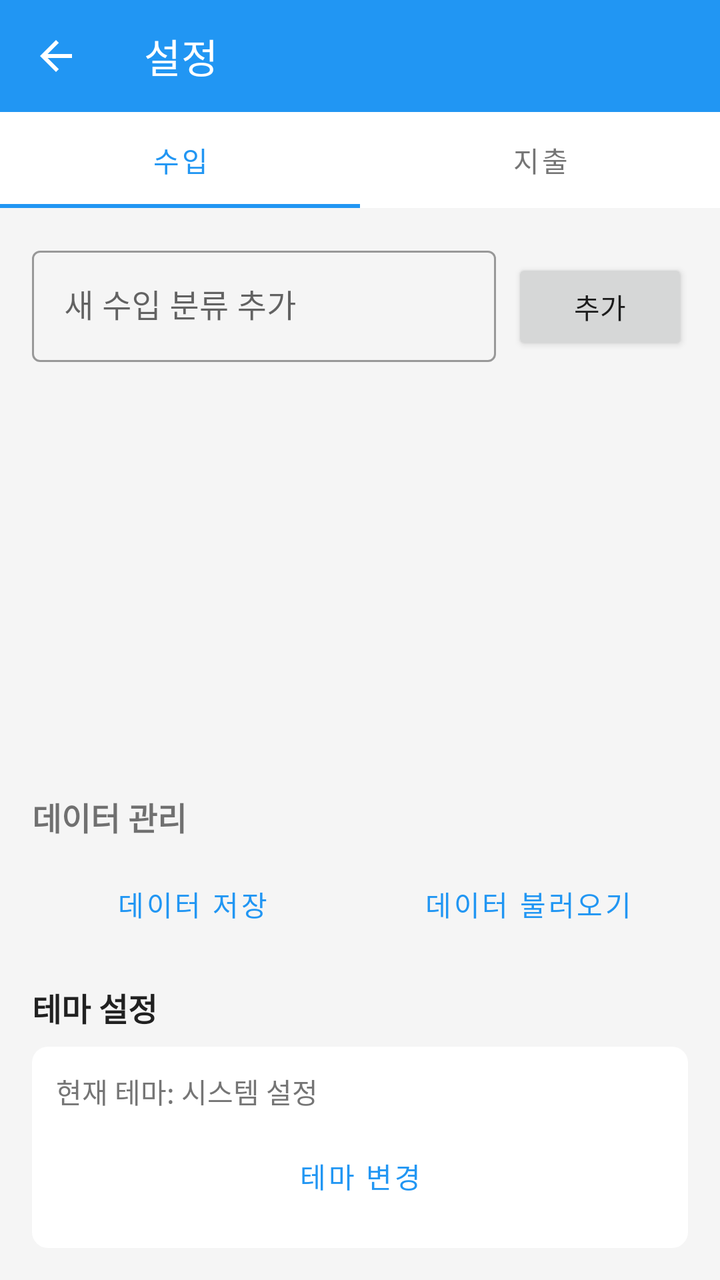
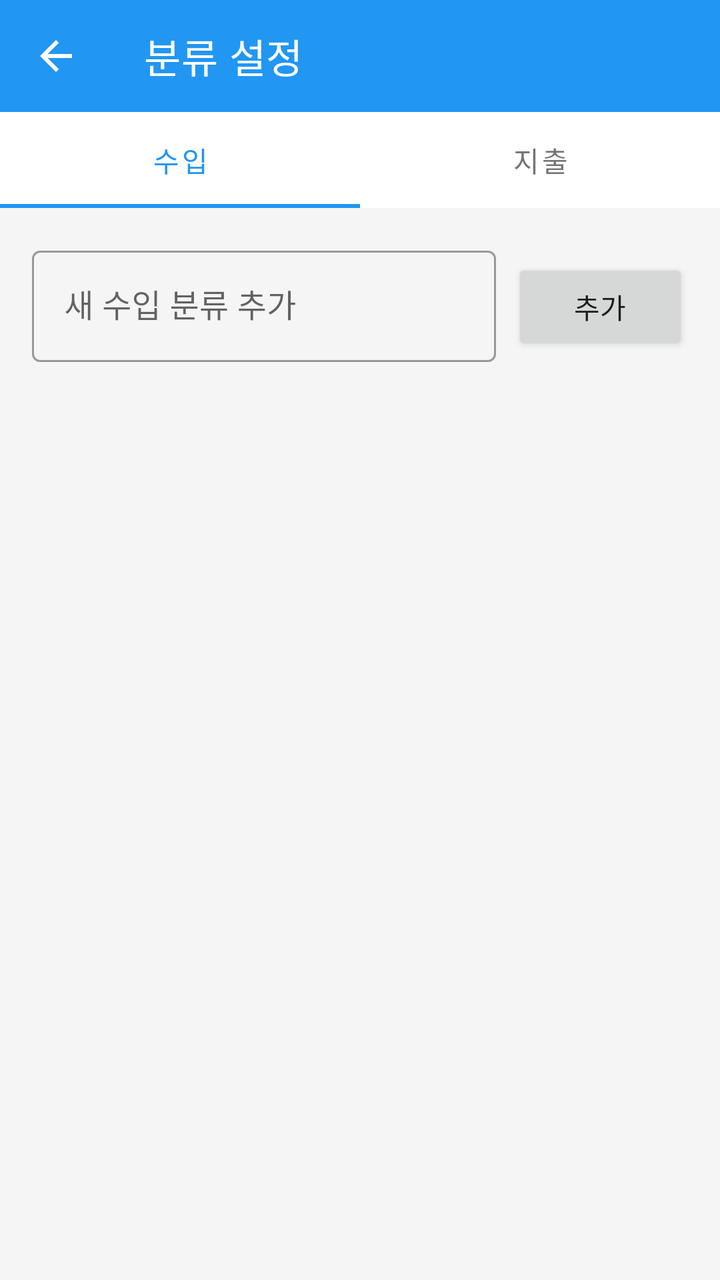

The first picture is an Android layout as it rendered before a commit; the second is the same layout after the commit. The layout source and the unified diff follow.
<!-- AndroidManifest.xml: activity theme Theme.FinanceTracker.NoActionBar -->
<!-- res/layout/activity_settings.xml -->
<?xml version="1.0" encoding="utf-8"?>
<LinearLayout xmlns:android="http://schemas.android.com/apk/res/android"
    xmlns:app="http://schemas.android.com/apk/res-auto"
    android:layout_width="match_parent"
    android:layout_height="match_parent"
    android:orientation="vertical"
    android:background="@color/background">

    
    <androidx.appcompat.widget.Toolbar
        android:id="@+id/toolbar"
        android:layout_width="match_parent"
        android:layout_height="?attr/actionBarSize"
        android:background="@color/primary"
        app:title="설정"
        app:titleTextColor="@color/white"
        app:navigationIcon="@drawable/ic_back" />

    
    <com.google.android.material.tabs.TabLayout
        android:id="@+id/tabLayout"
        android:layout_width="match_parent"
        android:layout_height="wrap_content"
        android:background="@color/card_background"
        app:tabTextColor="@color/text_secondary"
        app:tabSelectedTextColor="@color/primary"
        app:tabIndicatorColor="@color/primary"
        app:tabMode="fixed"
        app:tabGravity="fill">

        <com.google.android.material.tabs.TabItem
            android:layout_width="wrap_content"
            android:layout_height="wrap_content"
            android:text="수입" />

        <com.google.android.material.tabs.TabItem
            android:layout_width="wrap_content"
            android:layout_height="wrap_content"
            android:text="지출" />

    </com.google.android.material.tabs.TabLayout>

    <LinearLayout
        android:layout_width="match_parent"
        android:layout_height="match_parent"
        android:orientation="vertical"
        android:padding="16dp">

        
        <LinearLayout
            android:layout_width="match_parent"
            android:layout_height="wrap_content"
            android:orientation="horizontal"
            android:layout_marginBottom="16dp">

            <com.google.android.material.textfield.TextInputLayout
                android:id="@+id/newCategoryInputLayout"
                android:layout_width="0dp"
                android:layout_height="wrap_content"
                android:layout_weight="1"
                android:hint="새 수입 분류 추가"
                style="@style/Widget.MaterialComponents.TextInputLayout.OutlinedBox">

                <com.google.android.material.textfield.TextInputEditText
                    android:id="@+id/newCategoryEditText"
                    android:layout_width="match_parent"
                    android:layout_height="wrap_content"
                    android:inputType="text"
                    android:maxLines="1" />

            </com.google.android.material.textfield.TextInputLayout>

            <Button
                android:id="@+id/addCategoryButton"
                android:layout_width="wrap_content"
                android:layout_height="wrap_content"
                android:text="추가"
                android:layout_marginStart="8dp" />

        </LinearLayout>

        
        <androidx.recyclerview.widget.RecyclerView
            android:id="@+id/categoryRecyclerView"
            android:layout_width="match_parent"
            android:layout_height="0dp"
            android:layout_weight="1" />

        
        <TextView
            android:layout_width="match_parent"
            android:layout_height="wrap_content"
            android:text="데이터 관리"
            android:textSize="16sp"
            android:textStyle="bold"
            android:layout_marginTop="16dp"
            android:layout_marginBottom="8dp" />

        <LinearLayout
            android:layout_width="match_parent"
            android:layout_height="wrap_content"
            android:orientation="horizontal">

            <Button
                android:id="@+id/exportButton"
                android:layout_width="0dp"
                android:layout_height="wrap_content"
                android:layout_weight="1"
                android:text="데이터 저장"
                android:layout_marginEnd="8dp"
                style="@style/Widget.MaterialComponents.Button.OutlinedButton" />

            <Button
                android:id="@+id/importButton"
                android:layout_width="0dp"
                android:layout_height="wrap_content"
                android:layout_weight="1"
                android:text="데이터 불러오기"
                style="@style/Widget.MaterialComponents.Button.OutlinedButton" />

        </LinearLayout>

        
        <TextView
            android:layout_width="match_parent"
            android:layout_height="wrap_content"
            android:text="테마 설정"
            android:textSize="16sp"
            android:textStyle="bold"
            android:layout_marginTop="16dp"
            android:layout_marginBottom="8dp"
            android:textColor="@color/text_primary" />

        <LinearLayout
            android:id="@+id/themeSelectionLayout"
            android:layout_width="match_parent"
            android:layout_height="wrap_content"
            android:orientation="vertical"
            android:background="@drawable/item_background"
            android:padding="12dp">

            <TextView
                android:id="@+id/currentThemeText"
                android:layout_width="match_parent"
                android:layout_height="wrap_content"
                android:text="현재 테마: 시스템 설정"
                android:textSize="14sp"
                android:textColor="@color/text_secondary"
                android:layout_marginBottom="8dp" />

            <Button
                android:id="@+id/changeThemeButton"
                android:layout_width="match_parent"
                android:layout_height="wrap_content"
                android:text="테마 변경"
                style="@style/Widget.MaterialComponents.Button.OutlinedButton" />

        </LinearLayout>

    </LinearLayout>

</LinearLayout>
<!-- resources referenced by this layout -->
<resources>
  <color name="background">#F5F5F5</color>
  <color name="card_background">#FFFFFF</color>
  <color name="primary">#2196F3</color>
  <color name="text_primary">#212121</color>
  <color name="text_secondary">#757575</color>
  <color name="white">#FFFFFFFF</color>
  <!-- drawable ic_back (drawable) -->
  <?xml version="1.0" encoding="utf-8"?>
  <vector xmlns:android="http://schemas.android.com/apk/res/android"
      android:width="24dp"
      android:height="24dp"
      android:viewportWidth="24"
      android:viewportHeight="24"
      android:tint="@color/white">
      <path
          android:fillColor="@android:color/white"
          android:pathData="M20,11H7.83l5.59,-5.59L12,4l-8,8 8,8 1.41,-1.41L7.83,13H20v-2z"/>
  </vector>
  <!-- drawable item_background (drawable) -->
  <?xml version="1.0" encoding="utf-8"?>
  <ripple xmlns:android="http://schemas.android.com/apk/res/android"
      android:color="@color/divider">
      <item>
          <shape android:shape="rectangle">
              <solid android:color="@color/card_background" />
              <corners android:radius="8dp" />
          </shape>
      </item>
  </ripple>
  <style name="Theme.FinanceTracker.NoActionBar">
          <item name="windowActionBar">false</item>
          <item name="windowNoTitle">true</item>
      </style>
  <color name="divider">#BDBDBD</color>
</resources>

<!-- the commit's change to res/layout/activity_settings.xml (unified diff, before → after) -->
@@ -12,7 +12,7 @@
         android:layout_width="match_parent"
         android:layout_height="?attr/actionBarSize"
         android:background="@color/primary"
-        app:title="설정"
+        app:title="분류 설정"
         app:titleTextColor="@color/white"
         app:navigationIcon="@drawable/ic_back" />
 
@@ -86,77 +86,6 @@
             android:layout_height="0dp"
             android:layout_weight="1" />
 
-        
-        <TextView
-            android:layout_width="match_parent"
-            android:layout_height="wrap_content"
-            android:text="데이터 관리"
-            android:textSize="16sp"
-            android:textStyle="bold"
-            android:layout_marginTop="16dp"
-            android:layout_marginBottom="8dp" />
-
-        <LinearLayout
-            android:layout_width="match_parent"
-            android:layout_height="wrap_content"
-            android:orientation="horizontal">
-
-            <Button
-                android:id="@+id/exportButton"
-                android:layout_width="0dp"
-                android:layout_height="wrap_content"
-                android:layout_weight="1"
-                android:text="데이터 저장"
-                android:layout_marginEnd="8dp"
-                style="@style/Widget.MaterialComponents.Button.OutlinedButton" />
-
-            <Button
-                android:id="@+id/importButton"
-                android:layout_width="0dp"
-                android:layout_height="wrap_content"
-                android:layout_weight="1"
-                android:text="데이터 불러오기"
-                style="@style/Widget.MaterialComponents.Button.OutlinedButton" />
-
-        </LinearLayout>
-
-        
-        <TextView
-            android:layout_width="match_parent"
-            android:layout_height="wrap_content"
-            android:text="테마 설정"
-            android:textSize="16sp"
-            android:textStyle="bold"
-            android:layout_marginTop="16dp"
-            android:layout_marginBottom="8dp"
-            android:textColor="@color/text_primary" />
-
-        <LinearLayout
-            android:id="@+id/themeSelectionLayout"
-            android:layout_width="match_parent"
-            android:layout_height="wrap_content"
-            android:orientation="vertical"
-            android:background="@drawable/item_background"
-            android:padding="12dp">
-
-            <TextView
-                android:id="@+id/currentThemeText"
-                android:layout_width="match_parent"
-                android:layout_height="wrap_content"
-                android:text="현재 테마: 시스템 설정"
-                android:textSize="14sp"
-                android:textColor="@color/text_secondary"
-                android:layout_marginBottom="8dp" />
-
-            <Button
-                android:id="@+id/changeThemeButton"
-                android:layout_width="match_parent"
-                android:layout_height="wrap_content"
-                android:text="테마 변경"
-                style="@style/Widget.MaterialComponents.Button.OutlinedButton" />
-
-        </LinearLayout>
-
     </LinearLayout>
 
 </LinearLayout>
<!-- resource entries referenced after the edit -->
@@ -3,7 +3,6 @@
   <color name="background">#F5F5F5</color>
   <color name="card_background">#FFFFFF</color>
   <color name="primary">#2196F3</color>
-  <color name="text_primary">#212121</color>
   <color name="text_secondary">#757575</color>
   <color name="white">#FFFFFFFF</color>
   <!-- drawable ic_back (drawable) -->
@@ -18,21 +17,9 @@
           android:fillColor="@android:color/white"
           android:pathData="M20,11H7.83l5.59,-5.59L12,4l-8,8 8,8 1.41,-1.41L7.83,13H20v-2z"/>
   </vector>
-  <!-- drawable item_background (drawable) -->
-  <?xml version="1.0" encoding="utf-8"?>
-  <ripple xmlns:android="http://schemas.android.com/apk/res/android"
-      android:color="@color/divider">
-      <item>
-          <shape android:shape="rectangle">
-              <solid android:color="@color/card_background" />
-              <corners android:radius="8dp" />
-          </shape>
-      </item>
-  </ripple>
   <style name="Theme.FinanceTracker.NoActionBar">
           <item name="windowActionBar">false</item>
           <item name="windowNoTitle">true</item>
       </style>
-  <color name="divider">#BDBDBD</color>
 </resources>
 
